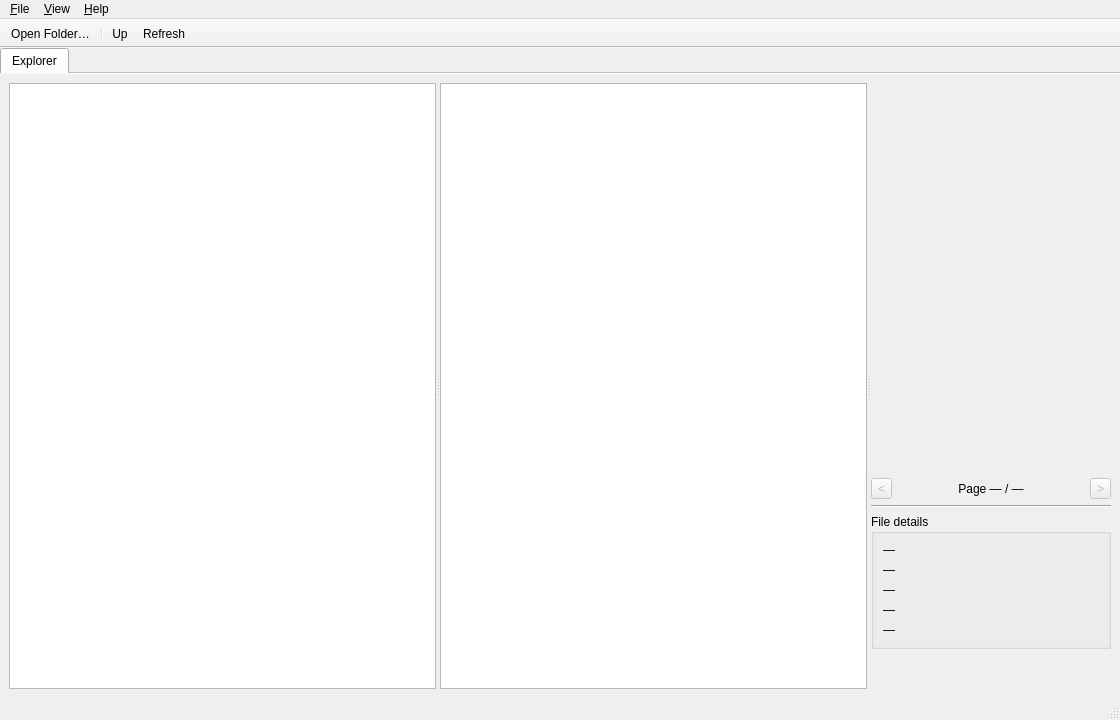
Qt form src/mainwindow.ui (sstucke/cualpdf) before a commit.
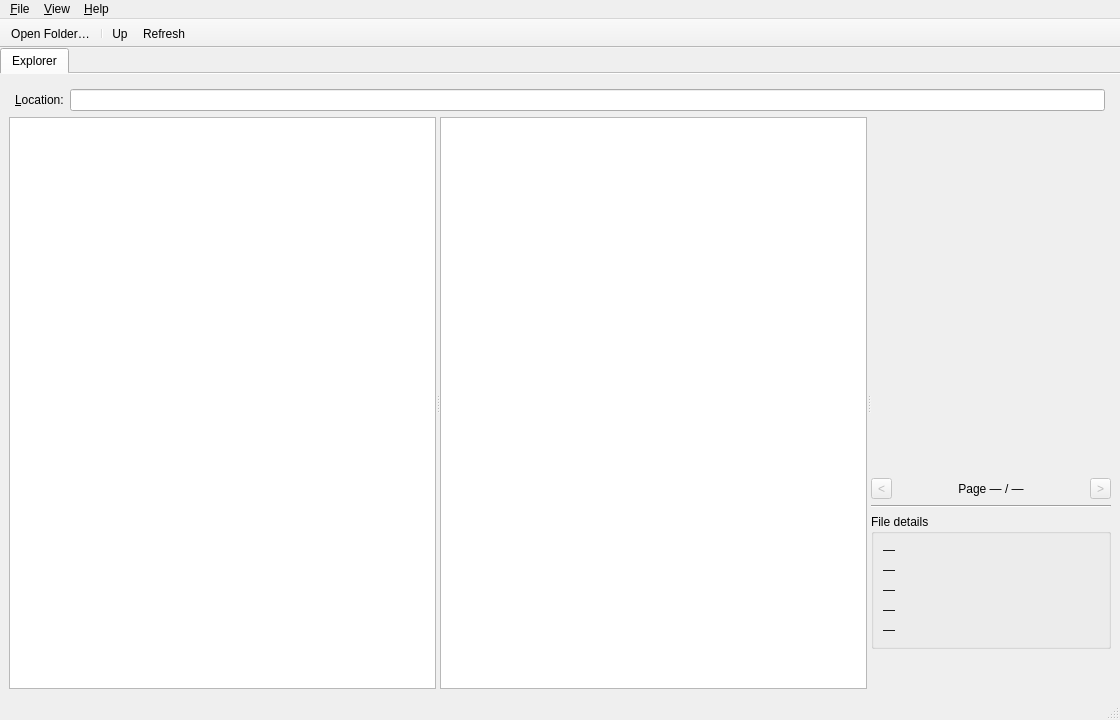
The same form after that commit.

Commit message: Add view modes, location bar, and fix explorer responsiveness/rendering bugs

The edit to the form file:
```diff
--- a/src/mainwindow.ui
+++ b/src/mainwindow.ui
@@ -43,6 +43,32 @@
         <string>Explorer</string>
        </attribute>
        <layout class="QVBoxLayout" name="explorerTabLayout">
+        <item>
+         <layout class="QHBoxLayout" name="locationLayout">
+          <property name="leftMargin">
+           <number>6</number>
+          </property>
+          <property name="topMargin">
+           <number>6</number>
+          </property>
+          <property name="rightMargin">
+           <number>6</number>
+          </property>
+          <item>
+           <widget class="QLabel" name="locationLabel">
+            <property name="text">
+             <string>&amp;Location:</string>
+            </property>
+            <property name="buddy">
+             <cstring>locationEdit</cstring>
+            </property>
+           </widget>
+          </item>
+          <item>
+           <widget class="QLineEdit" name="locationEdit"/>
+          </item>
+         </layout>
+        </item>
         <item>
          <widget class="QSplitter" name="mainSplitter">
           <property name="orientation">
@@ -66,6 +92,15 @@
            </property>
           </widget>
           <widget class="QListView" name="folderContentView">
+           <property name="minimumSize">
+            <size>
+             <width>200</width>
+             <height>0</height>
+            </size>
+           </property>
+           <property name="contextMenuPolicy">
+            <enum>Qt::CustomContextMenu</enum>
+           </property>
            <property name="editTriggers">
             <set>QAbstractItemView::NoEditTriggers</set>
            </property>
@@ -81,6 +116,12 @@
            <property name="viewMode">
             <enum>QListView::IconMode</enum>
            </property>
+           <property name="flow">
+            <enum>QListView::LeftToRight</enum>
+           </property>
+           <property name="wrapping">
+            <bool>true</bool>
+           </property>
            <property name="movement">
             <enum>QListView::Static</enum>
            </property>
```
Left out of the diff: 6 changed lines with no effect on the pictures. The commit also changes 15 other files.
